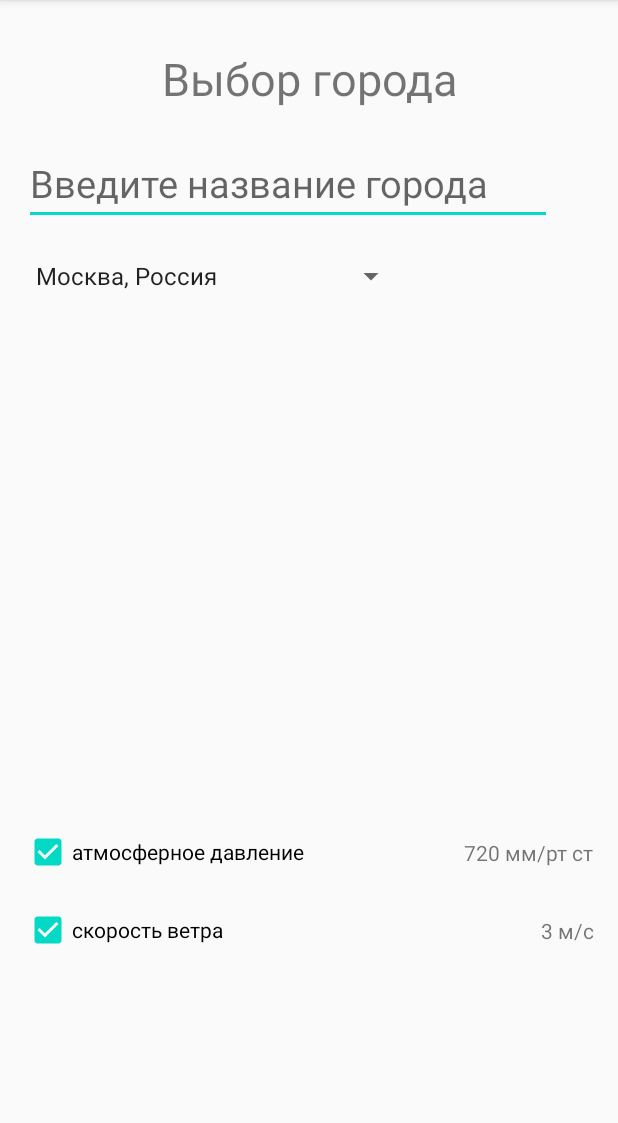
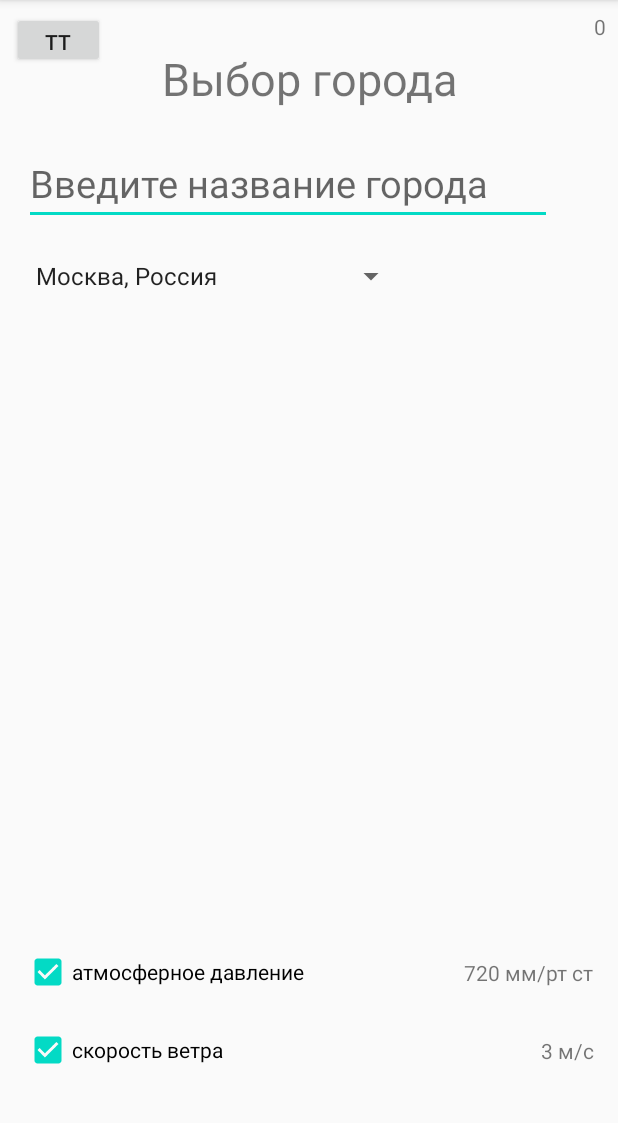
Before and after one commit to koassumo/Andr_HW1, an Android app: the SitySelect screen opened directly, with no data from a screen before it, on a phone screen of 412 x 824 dp, the part 84-1207 px from its top. Run offline under Robolectric (Android 15) with nearby library versions, the phone set to English and light mode, and no system bars.

Commit message:
урок 3. Сохранение данных при повороте с использованием onStateInstanceState (с урока, для ДЗ не нужно)

```diff
--- a/app/src/main/java/ru/geekbrains/android1/hw1/SitySelect.java
+++ b/app/src/main/java/ru/geekbrains/android1/hw1/SitySelect.java
@@ -1,19 +1,29 @@
 package ru.geekbrains.android1.hw1;
 
 import android.os.Bundle;
+import android.util.Log;
+import android.view.View;
+import android.widget.Button;
 import android.widget.CheckBox;
 import android.widget.CompoundButton;
 import android.widget.TextView;
+import android.widget.Toast;
 
+import androidx.annotation.NonNull;
 import androidx.appcompat.app.AppCompatActivity;
 
 public class SitySelect extends AppCompatActivity {
 
+    private static final String TAG = "SitySelect";
     private CheckBox checkBoxAtmoPressure;
     private TextView textViewAtmoInfo;
 
     private CheckBox checkBoxWind;
     private TextView textViewWindInfo;
+
+    private Button buttonTTTT;
+    private TextView textViewTTTT;
+    private final String counterDataKey = "counterDataKey";
 
     @Override
     protected void onCreate(Bundle savedInstanceState) {
@@ -22,6 +32,17 @@ public class SitySelect extends AppCompatActivity {
         initViews();
         setOnСheckBoxAtmoPressure();
         setOnСheckBoxWind();
+
+        initIncreaseBtnBehavior();
+
+        String instanceState;
+        if (savedInstanceState == null) {
+            instanceState = "Первый запуск!";
+        } else {
+            instanceState = "Повторный запуск!";
+        }
+        Toast.makeText(getApplicationContext(), instanceState + " - onCreate()", Toast.LENGTH_SHORT).show();
+        Log.d(TAG, instanceState + " - onCreate()");
     }
 
     private void initViews() {
@@ -30,6 +51,20 @@ public class SitySelect extends AppCompatActivity {
 
         checkBoxWind = findViewById(R.id.checkBoxWind);
         textViewWindInfo = findViewById(R.id.textViewWindInfo);
+
+        buttonTTTT = findViewById(R.id.button_tt);
+        textViewTTTT = findViewById(R.id.textView_TT);
+    }
+
+    private void initIncreaseBtnBehavior() {
+        buttonTTTT.setOnClickListener(new View.OnClickListener() {
+            @Override
+            public void onClick(View v) {
+                int counterValue = Integer.parseInt(textViewTTTT.getText().toString());
+                String newTextValue = String.valueOf(++counterValue);
+                textViewTTTT.setText(newTextValue);
+            }
+        });
     }
 
     private void setOnСheckBoxAtmoPressure() {
@@ -62,4 +97,47 @@ public class SitySelect extends AppCompatActivity {
         });
     }
 
+    @Override
+    protected void onStart() {
+        super.onStart();
+        Toast.makeText(getApplicationContext(), "onStart()", Toast.LENGTH_SHORT).show();
+        Log.d(TAG, "onStart");
+    }
+
+    @Override
+    protected void onResume() {
+        super.onResume();
+        Toast.makeText(getApplicationContext(), "onResume()", Toast.LENGTH_SHORT).show();
+        Log.d(TAG, "onResume");
+    }
+
+    @Override
+    protected void onPause() {
+        super.onPause();
+        Toast.makeText(getApplicationContext(), "onPause()", Toast.LENGTH_SHORT).show();
+        Log.d(TAG, "onPause");
+    }
+
+    @Override
+    protected void onRestoreInstanceState(@NonNull Bundle saveInstanceState){
+        super.onRestoreInstanceState(saveInstanceState);
+        //DataContainer container = (DataContainer)saveInstanceState.getSerializable(counterDataKey);
+
+        String text = saveInstanceState.getString(counterDataKey, "0");
+        textViewTTTT.setText(text);
+
+        Toast.makeText(getApplicationContext(), "Повторный запуск!! - onRestoreInstanceState()", Toast.LENGTH_SHORT).show();
+    }
+
+    @Override
+    protected void onSaveInstanceState(@NonNull Bundle saveInstanceState){
+        Toast.makeText(getApplicationContext(), "заебись - onSaveInstanceState()", Toast.LENGTH_SHORT).show();
+
+        String text = textViewTTTT.getText().toString();
+        saveInstanceState.putString(counterDataKey, text);
+
+        super.onSaveInstanceState(saveInstanceState);
+
+//        saveInstanceState.putSerializable(counterDataKey, DataContainer.getInstance());
+    }
 }
--- a/app/src/main/res/layout/sity_select.xml
+++ b/app/src/main/res/layout/sity_select.xml
@@ -46,7 +46,7 @@
         android:layout_width="wrap_content"
         android:layout_height="wrap_content"
         android:layout_marginStart="16dp"
-        android:layout_marginBottom="132dp"
+        android:layout_marginBottom="52dp"
         android:checked="true"
         android:text="@string/checkbox_wind_title"
         app:layout_constraintBottom_toBottomOf="parent"
@@ -83,4 +83,24 @@
         app:layout_constraintEnd_toEndOf="parent"
         app:layout_constraintTop_toTopOf="@+id/checkBoxWind" />
 
+    <Button
+        android:id="@+id/button_tt"
+        android:layout_width="62dp"
+        android:layout_height="37dp"
+        android:layout_marginStart="8dp"
+        android:layout_marginTop="8dp"
+        android:text="tt"
+        app:layout_constraintStart_toStartOf="parent"
+        app:layout_constraintTop_toTopOf="parent" />
+
+    <TextView
+        android:id="@+id/textView_TT"
+        android:layout_width="wrap_content"
+        android:layout_height="wrap_content"
+        android:layout_marginTop="8dp"
+        android:layout_marginEnd="8dp"
+        android:text="0"
+        app:layout_constraintEnd_toEndOf="parent"
+        app:layout_constraintTop_toTopOf="parent" />
+
 </androidx.constraintlayout.widget.ConstraintLayout>
```
